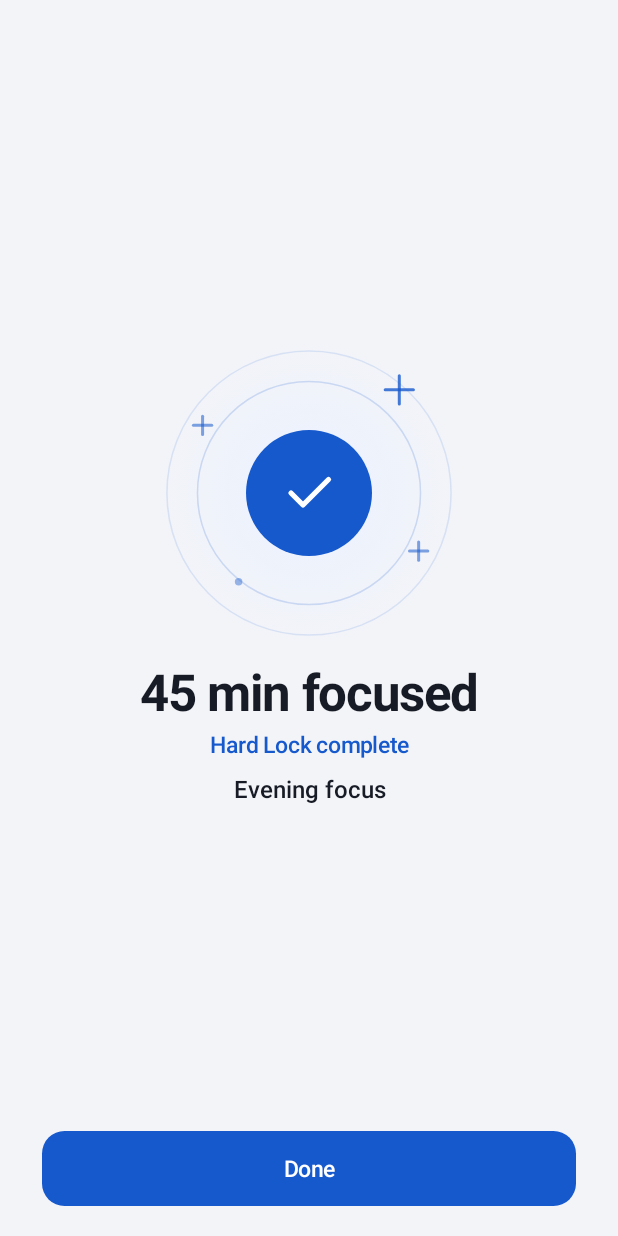
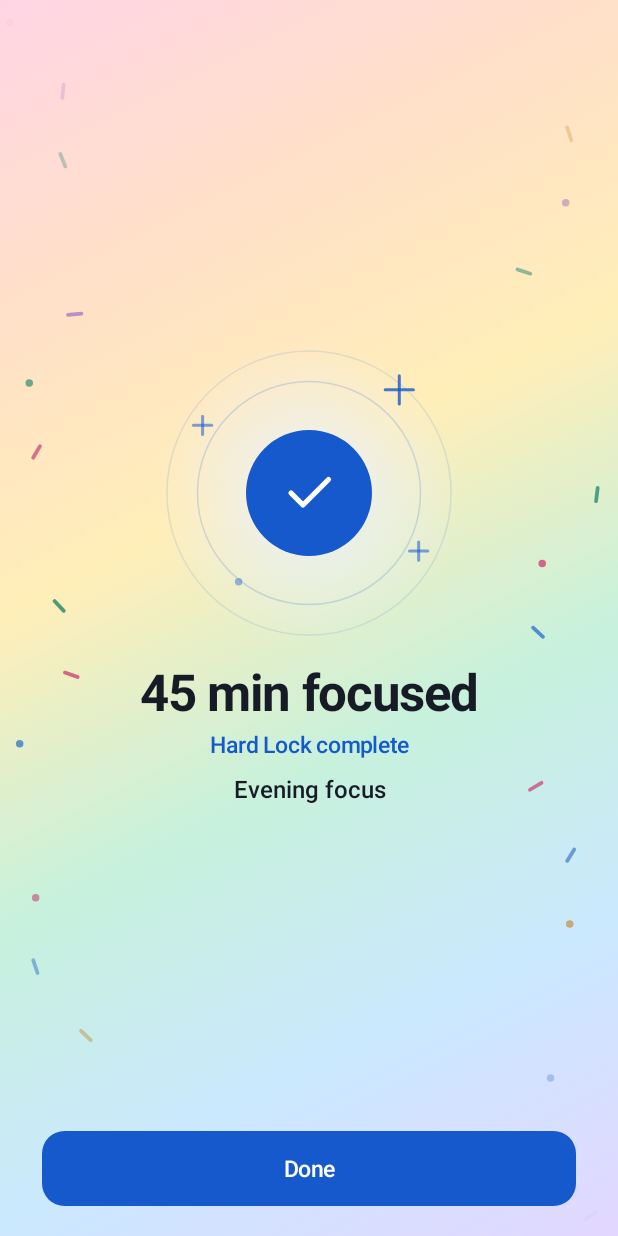
Before and after one commit to jichoi33/Focus-Lock, an Android app built with Jetpack Compose: the @Preview function CompletionPreview, on a phone screen of 412 x 824 dp. Run offline under Robolectric (Android 15) with nearby library versions, the phone set to English and light mode, and no system bars.

Commit message:
Celebrate completed sessions with a rainbow backdrop and looping confetti

```diff
--- a/app/build.gradle
+++ b/app/build.gradle
@@ -12,8 +12,8 @@ android {
         applicationId 'com.focuslock.app.preview18'
         minSdk 26
         targetSdk 35
-        versionCode 40
-        versionName '1.10.2'
+        versionCode 41
+        versionName '1.10.3'
         resourceConfigurations += ['en']
     }
     compileOptions {
--- a/app/src/main/java/com/focuslock/app/CompletionScreen.kt
+++ b/app/src/main/java/com/focuslock/app/CompletionScreen.kt
@@ -9,7 +9,7 @@ import androidx.compose.animation.core.infiniteRepeatable
 import androidx.compose.animation.core.rememberInfiniteTransition
 import androidx.compose.animation.core.RepeatMode
 import androidx.compose.animation.core.tween
-import androidx.compose.foundation.background
+import androidx.compose.foundation.isSystemInDarkTheme
 import androidx.compose.foundation.layout.*
 import androidx.compose.foundation.rememberScrollState
 import androidx.compose.foundation.verticalScroll
@@ -26,6 +26,7 @@ import androidx.compose.ui.Alignment
 import androidx.compose.ui.Modifier
 import androidx.compose.ui.draw.drawWithCache
 import androidx.compose.ui.geometry.Offset
+import androidx.compose.ui.graphics.Color
 import androidx.compose.ui.graphics.Brush
 import androidx.compose.ui.graphics.Path
 import androidx.compose.ui.graphics.PathMeasure
@@ -39,6 +40,9 @@ import androidx.compose.ui.text.style.TextAlign
 import androidx.compose.ui.tooling.preview.Preview
 import androidx.compose.ui.unit.dp
 import androidx.compose.ui.util.lerp
+import kotlin.math.PI
+import kotlin.math.sin
+import kotlin.math.cos
 
 internal data class CompletedFocus(val mode: Int, val name: String, val millis: Long) {
     val timeLabel: String?
@@ -55,8 +59,48 @@ internal fun CompletionScreen(modes: Int, results: List<CompletedFocus>, onDone:
         SessionCompletion.SOFT -> "Soft Lock complete"
         else -> "Hard Lock and Soft Lock complete"
     }
+    val dark = isSystemInDarkTheme()
+    val backdrop = remember(dark) {
+        if (dark) listOf(Color(0xFF3B1D42), Color(0xFF452D25), Color(0xFF36361B), Color(0xFF153F39),
+            Color(0xFF192E50), Color(0xFF302447))
+        else listOf(Color(0xFFFFD5E5), Color(0xFFFFE0C9), Color(0xFFFFEEB8), Color(0xFFC7F1DC),
+            Color(0xFFCBE8FF), Color(0xFFE3D7FF))
+    }
+    val confetti = remember(dark) {
+        if (dark) listOf(Color(0xFFFFA8C8), Color(0xFFFFCA84), Color(0xFF83E3BA), Color(0xFF92C9FF), Color(0xFFC6AAFF))
+        else listOf(Color(0xFFCC4276), Color(0xFFC57812), Color(0xFF21856E), Color(0xFF3374CB), Color(0xFF8654C1))
+    }
+    val motion = !LocalInspectionMode.current && ValueAnimator.areAnimatorsEnabled()
+    val drift = if (motion) rememberInfiniteTransition(label = "Confetti").animateFloat(
+        initialValue = 0f, targetValue = 1f,
+        animationSpec = infiniteRepeatable(tween(9500, easing = LinearEasing)),
+        label = "Rising ribbons"
+    ) else null
     Box(
-        Modifier.fillMaxSize().background(colors.background).safeDrawingPadding(),
+        Modifier.fillMaxSize().drawWithCache {
+            val wash = Brush.linearGradient(backdrop, Offset.Zero, Offset(size.width, size.height))
+            val stroke = 2.5.dp.toPx()
+            onDrawBehind {
+                drawRect(wash)
+                val t = drift?.value ?: 0.36f
+                repeat(24) { i ->
+                    // Stagger the loops and keep the middle clear for session details.
+                    val rise = (t + i * 0.618034f) % 1f
+                    val angle = (2 * PI * (rise + i * 0.31)).toFloat()
+                    val inset = 0.035f + (i % 6) * 0.022f + sin(angle) * 0.023f
+                    val x = if (i % 2 == 0) inset else 1f - inset
+                    val center = Offset(size.width * x, size.height * (1f - rise))
+                    val tint = confetti[i % confetti.size]
+                    val opacity = (sin(PI * rise).toFloat() * 0.8f).coerceIn(0f, 1f)
+                    if (i % 3 == 0) {
+                        drawCircle(tint, stroke, center, alpha = opacity)
+                    } else {
+                        val arm = Offset(cos(angle), sin(angle)) * stroke * 1.8f
+                        drawLine(tint, center - arm, center + arm, stroke, StrokeCap.Round, alpha = opacity)
+                    }
+                }
+            }
+        }.safeDrawingPadding(),
         contentAlignment = Alignment.Center
     ) {
         Column(Modifier.widthIn(max = 420.dp).fillMaxSize().padding(horizontal = 28.dp, vertical = 20.dp)) {
@@ -127,7 +171,7 @@ private fun CompletionMark() {
     Box(Modifier.size(204.dp).drawWithCache {
         val unit = size.minDimension
         val origin = Offset(size.width / 2f, size.height / 2f)
-        val glow = Brush.radialGradient(listOf(colors.primaryContainer, colors.background),
+        val glow = Brush.radialGradient(listOf(colors.primaryContainer, colors.primaryContainer.copy(alpha = 0f)),
             center = origin, radius = unit * 0.5f)
         val ringStroke = Stroke(1.dp.toPx())
         val sparkStroke = 2.dp.toPx()
```
